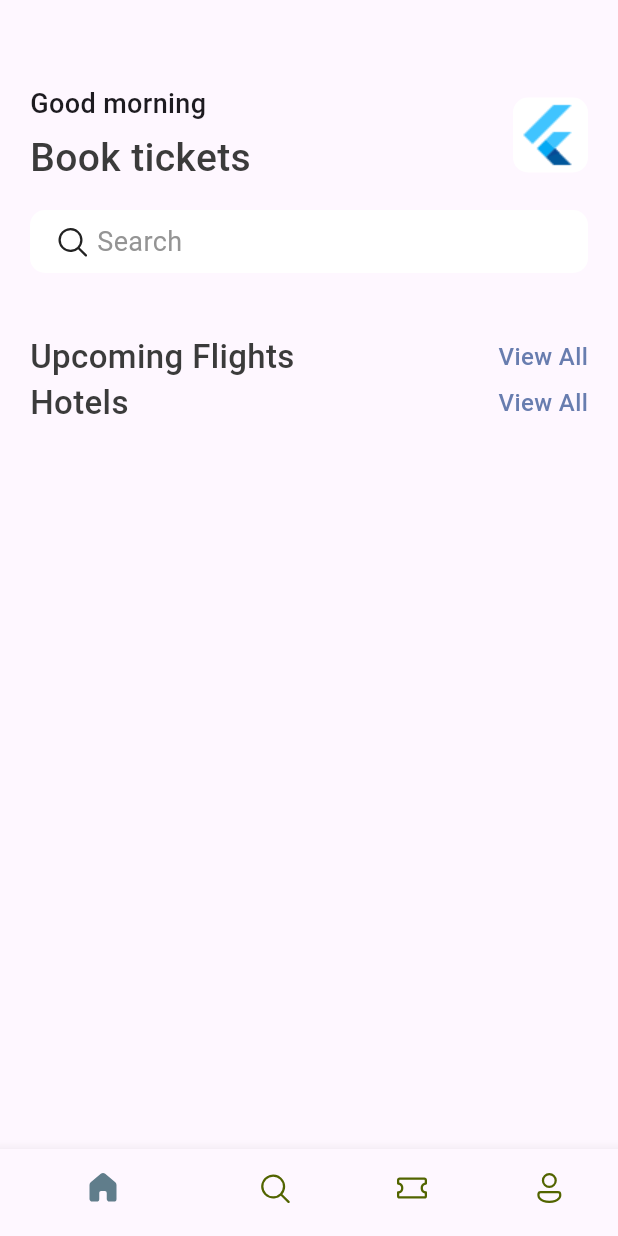
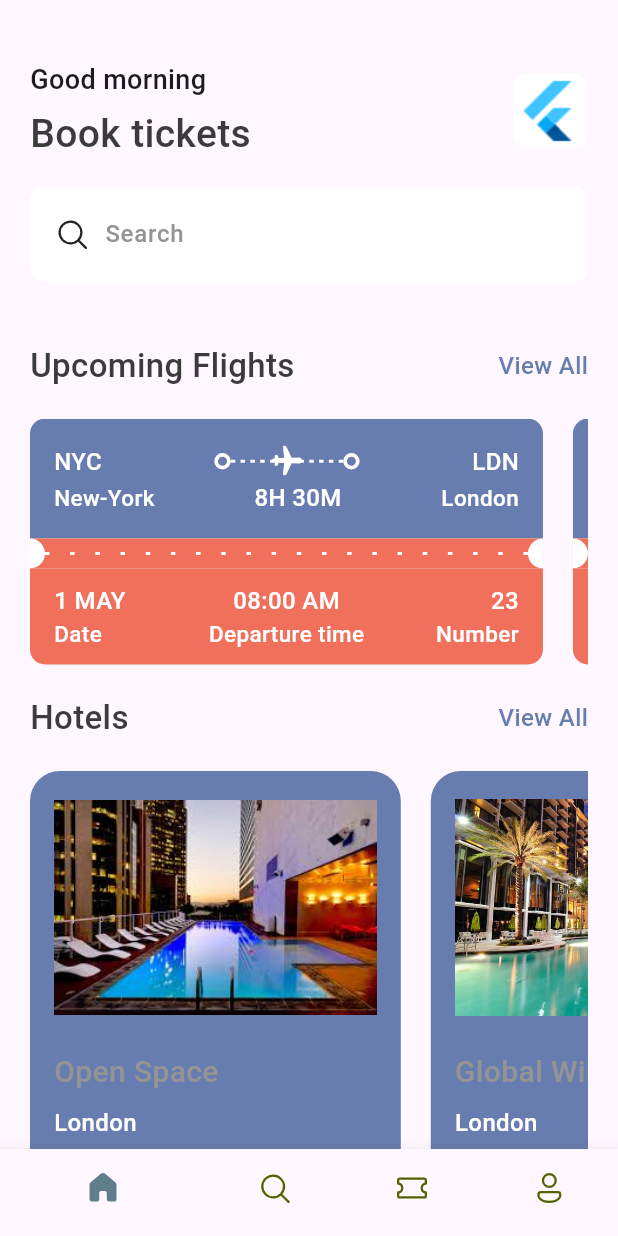
Before and after one commit to vivekkujur/Fllutter_Ticket_Booking_App, a Flutter app: the screen it shows after launch, on a phone screen of 412 x 824 dp. Run offline on Flutter 3.47's test engine with Material 3 defaults, Android fonts, the phone set to English and light mode, and no system bars; our stand-ins replace fluentui_icons.

Commit message:
UI: home page witch ticket list and  hotel list

```diff
--- /dev/null
+++ b/lib/base/all_json.dart
@@ -0,0 +1,40 @@
+List<Map<String, dynamic>> ticketList = [
+  {
+    'from': {'code': "NYC", 'name': "New-York"},
+    'to': {'code': "LDN", 'name': "London"},
+    'flying_time': '8H 30M',
+    'date': "1 MAY",
+    'departure_time': "08:00 AM",
+    "number": 23
+  },
+  {
+    'from': {'code': "DK", 'name': "Dhaka"},
+    'to': {'code': "SH", 'name': "Shanghai"},
+    'flying_time': '4H 20M',
+    'date': "10 MAY",
+    'departure_time': "09:00 AM",
+    "number": 45
+  },
+];
+
+
+List<Map<String, dynamic>> hotelList = [
+  {
+    'image': 'one.jpg',
+    'place': 'Open Space',
+    'destination': 'London',
+    'price': 25
+  },
+  {
+    'image': 'two.jpg',
+    'place': 'Global Will',
+    'destination': 'London',
+    'price': 40
+  },
+  {
+    'image': 'three.jpg',
+    'place': 'Tallest Building',
+    'destination': 'Dubai',
+    'price': 68
+  },
+];
--- a/lib/base/app_double_text.dart
+++ b/lib/base/app_double_text.dart
@@ -1,11 +1,12 @@
-import 'package:flutter/cupertino.dart';
 import 'package:flutter/material.dart';
 import 'package:flutter_app/base/res/styles/app_styles.dart';
+import 'package:flutter_app/views/all_tickets.dart';
 
 class AppDoubleText extends StatelessWidget {
-  const AppDoubleText({super.key, required this.titleTxt, required this.secTxt});
+  const AppDoubleText({super.key, required this.titleTxt, required this.secTxt, required this.navWidget});
   final String titleTxt ;
   final String secTxt;
+  final Widget navWidget;
 
   @override
   Widget build(BuildContext context) {
@@ -17,6 +18,12 @@ class AppDoubleText extends StatelessWidget {
               color: AppStyles.headerTextColor
           )),
           InkWell(onTap: (){
+            Navigator. push<void>(
+              context,
+              MaterialPageRoute<void>(
+                builder: (BuildContext context) => navWidget,
+              ),
+            );
           },child:  Text(secTxt, style: AppStyles.baseTextStyle.copyWith(
               fontSize:16,
               color: AppStyles.primaryColor
--- /dev/null
+++ b/lib/base/app_layoutbuilder_widget.dart
@@ -0,0 +1,26 @@
+import 'package:flutter/cupertino.dart';
+
+class AppLayoutbuilderWidget extends StatelessWidget {
+  const AppLayoutbuilderWidget({super.key, required this.randomDivider});
+
+  final int randomDivider;
+
+  @override
+  Widget build(BuildContext context) {
+    return LayoutBuilder(
+        builder: (BuildContext context, BoxConstraints constraints) {
+      return Flex(
+        mainAxisAlignment: MainAxisAlignment.spaceBetween,
+        direction: Axis.horizontal,
+        children: List.generate(
+            (constraints.constrainWidth() / randomDivider).floor(),
+            (index) => const SizedBox(
+                  width: 3,
+                  height: 2,
+                  child: DecoratedBox(
+                      decoration: BoxDecoration(color: CupertinoColors.white)),
+                )),
+      );
+    });
+  }
+}
--- /dev/null
+++ b/lib/base/big_dot.dart
@@ -0,0 +1,17 @@
+import 'package:flutter/material.dart';
+
+class BigDot extends StatelessWidget {
+  const BigDot({super.key});
+
+  @override
+  Widget build(BuildContext context) {
+    return Container(
+      padding: const EdgeInsets.all(3),
+      decoration: BoxDecoration(
+        borderRadius: BorderRadius.circular(20),
+        border: Border.all(width: 2.5,color: Colors.white)
+      ),
+
+    );
+  }
+}
--- a/lib/base/bottom_nav_bar.dart
+++ b/lib/base/bottom_nav_bar.dart
@@ -1,7 +1,5 @@
 import 'package:fluentui_icons/fluentui_icons.dart';
-import 'package:flutter/cupertino.dart';
 import 'package:flutter/material.dart';
-import 'package:flutter_app/base/res/styles/app_styles.dart';
 import 'package:flutter_app/views/home_screen.dart';
 
 class BottomNavBar extends StatefulWidget {
@@ -31,10 +29,8 @@ class _BottomNavBarState extends State<BottomNavBar> {
   @override
   Widget build(BuildContext context) {
     return Scaffold(
-      backgroundColor: AppStyles.backgroundColor,
 
-        appBar: AppBar(
-        ),
+
         body: appScreens[selectedIndex],
         bottomNavigationBar: BottomNavigationBar(
           currentIndex: selectedIndex,
--- /dev/null
+++ b/lib/base/hotels_view.dart
@@ -0,0 +1,45 @@
+import 'package:flutter/cupertino.dart';
+import 'package:flutter_app/base/res/media.dart';
+import 'package:flutter_app/base/res/styles/app_styles.dart';
+
+class HotelsView extends StatelessWidget {
+  const HotelsView({super.key, required this.itemjson});
+  final Map<String,dynamic> itemjson ;
+
+
+  @override
+  Widget build(BuildContext context) {
+    var size = MediaQuery.of(context).size;
+
+    return Container(
+      margin: const EdgeInsets.only(right: 20),
+      padding: const EdgeInsets.all(16),
+      width: (size.width * 0.6),
+      decoration: BoxDecoration(borderRadius: BorderRadius.circular(20),  color: AppStyles.primaryColor,
+      ),
+      child: Column(
+        crossAxisAlignment: CrossAxisAlignment.start,
+        children: [
+          Container(
+            height: 150,
+            decoration:BoxDecoration(
+              image: DecorationImage(image:  AssetImage( "${AddMedia.baseImage}/${itemjson["image"]}")
+
+              )
+            )
+          ),
+          const SizedBox(height: 20,),
+          Text(itemjson["place"],style: AppStyles.headerTextStyle3.copyWith(color: AppStyles.lightTextColor,fontSize: 20),),
+          const SizedBox(height: 8,),
+
+          Text(itemjson["destination"],style: AppStyles.baseTextStyle.copyWith(color: CupertinoColors.white),),
+          const SizedBox(height: 8,),
+
+          Text("\$${itemjson["price"]} / night",style: AppStyles.headerTextStyle3.copyWith(color: AppStyles.lightTextColor,fontSize: 24),),
+
+
+        ],
+      ),
+    );
+  }
+}
--- a/lib/base/res/media.dart
+++ b/lib/base/res/media.dart
@@ -1,6 +1,10 @@
 class  AddMedia{
 
   static const _baseImage = "assets/images";
+  static const baseImage = "assets/images";
+
   static  const logo = '$_baseImage/logo.png';
+  static  const oneHotel = '$_baseImage/one.jpg';
+  static  const twoHotel = '$_baseImage/two.jpg';
 
 }
--- a/lib/base/res/styles/app_styles.dart
+++ b/lib/base/res/styles/app_styles.dart
@@ -7,6 +7,7 @@ class AppStyles {
   static Color headerTextColor = const Color(0xff3b3b3b);
   static Color lightTextColor = const Color(0xff949494);
   static Color backgroundColor = const Color(0xffeeedf1);
+  static  Color redBackground = const Color(0xffF0705B);
 
   static TextStyle headerTextStyle1 = TextStyle(
     color: headerTextColor,
--- /dev/null
+++ b/lib/base/ticket_view.dart
@@ -0,0 +1,219 @@
+import 'package:fluentui_icons/fluentui_icons.dart';
+import 'package:flutter/material.dart';
+import 'package:flutter_app/base/app_layoutbuilder_widget.dart';
+import 'package:flutter_app/base/big_dot.dart';
+import 'package:flutter_app/base/res/styles/app_styles.dart';
+
+class TicketView extends StatelessWidget {
+  const TicketView({super.key, required this.itemjson});
+  final Map<String,dynamic> itemjson ;
+
+  @override
+  Widget build(BuildContext context) {
+    var size = MediaQuery.of(context).size;
+
+    return Container(
+      width: size.width * 0.83,
+      margin: const EdgeInsets.only(right: 20),
+      child: Column(
+        children: [
+          Container(
+            padding: const EdgeInsets.symmetric(horizontal: 16, vertical: 16),
+            decoration: BoxDecoration(
+              borderRadius: const BorderRadius.only(
+                  topLeft: Radius.circular(10), topRight: Radius.circular(10)),
+              color: AppStyles.primaryColor,
+            ),
+            child: Column(
+              children: [
+                Row(
+                  mainAxisAlignment: MainAxisAlignment.spaceBetween,
+                  children: [
+                    Text(
+                      itemjson['from']['code'],
+                      style: AppStyles.headerTextStyle3
+                          .copyWith(fontSize: 16, color: Colors.white),
+                    ),
+                    Expanded(child: Container()),
+                    const BigDot(),
+                    const Expanded(
+                        child: Stack(
+                          children: [
+                            SizedBox(
+                              height: 25,
+                              child: AppLayoutbuilderWidget(randomDivider: 6),
+                            ),
+                            Center(child: Icon(FluentSystemIcons.ic_fluent_airplane_filled,color: Colors.white,),)
+                          ],
+                        )),
+                    const BigDot(),
+                    Expanded(child: Container()),
+                    Text(
+                        itemjson['to']['code'],
+                      style: AppStyles.headerTextStyle3
+                          .copyWith(fontSize: 16, color: Colors.white),
+                    ),
+                    // Column(
+                    //   crossAxisAlignment: CrossAxisAlignment.start,
+                    //   children: [
+                    //
+                    //     Text(
+                    //       "New-York",
+                    //       style: AppStyles.headerTextStyle3
+                    //           .copyWith(fontSize: 15, color: Colors.white),
+                    //     )
+                    //   ],
+                    // ),
+                    //
+                    // Column(
+                    //   crossAxisAlignment: CrossAxisAlignment.end,
+                    //   children: [
+                    //
+                    //     Text(
+                    //       "London",
+                    //       style: AppStyles.headerTextStyle3
+                    //           .copyWith(fontSize: 15, color: Colors.white),
+                    //     )
+                    //   ],
+                    // )
+                  ],
+                ),
+                Row(
+                  mainAxisAlignment: MainAxisAlignment.spaceBetween,
+                  children: [
+
+
+                        Text(
+                itemjson['from']['name'],
+
+                          style: AppStyles.headerTextStyle3
+                              .copyWith(fontSize: 15, color: Colors.white),
+                        ),
+
+                    Text(
+                      itemjson['flying_time'],
+
+                      style: AppStyles.headerTextStyle3
+                          .copyWith(fontSize: 16, color: Colors.white),
+                    ),
+
+                        Text(
+                          itemjson['to']['name'],
+                          style: AppStyles.headerTextStyle3
+                              .copyWith(fontSize: 15, color: Colors.white),
+                        )
+
+                  ],
+                ),
+              ],
+            ),
+          ),
+          Container(
+            color: AppStyles.redBackground,
+            child: Row(
+              mainAxisAlignment: MainAxisAlignment.spaceBetween,
+              children: [
+                Container(
+                  height: 20,
+                  width: 10,
+                  decoration: const BoxDecoration(
+                      borderRadius: BorderRadius.only(
+                          topRight: Radius.circular(10),
+                          bottomRight: Radius.circular(10)),
+                      color: Colors.white),
+                ),
+                const Expanded(child: AppLayoutbuilderWidget(randomDivider: 16)),
+                Container(
+                  height: 20,
+                  width: 10,
+                  decoration: const BoxDecoration(
+                      borderRadius: BorderRadius.only(
+                          topLeft: Radius.circular(10),
+                          bottomLeft: Radius.circular(10)),
+                      color: Colors.white),
+                ),
+              ],
+            ),
+          ),
+          Container(
+            padding: const EdgeInsets.symmetric(horizontal: 16, vertical: 10),
+            decoration: BoxDecoration(
+              borderRadius: const BorderRadius.only(
+                  bottomLeft: Radius.circular(10),
+                  bottomRight: Radius.circular(10)),
+              color: AppStyles.redBackground,
+            ),
+            child: Column(
+              children: [
+                Row(
+                  mainAxisAlignment: MainAxisAlignment.spaceBetween,
+                  children: [
+                    SizedBox(
+                      width:100,
+                      child: Text(
+                        itemjson['date'],
+                        style: AppStyles.headerTextStyle3
+                            .copyWith(fontSize: 16, color: Colors.white),
+                      ),
+                    ),
+
+                    Text(
+                      itemjson['departure_time'],
+                      style: AppStyles.headerTextStyle3
+                          .copyWith(fontSize: 16, color: Colors.white),
+                    ),
+
+                    SizedBox(
+                      width:100,
+
+                      child: Text(
+                        textAlign: TextAlign.end,
+                        itemjson['number'].toString(),
+                        style: AppStyles.headerTextStyle3
+                            .copyWith(fontSize: 16, color: Colors.white),
+                      ),
+                    ),
+
+                  ],
+                ),
+                Row(
+                  mainAxisAlignment: MainAxisAlignment.spaceBetween,
+                  children: [
+
+                    SizedBox(
+                      width:100,
+                      child: Text(
+                       "Date",
+
+                        style: AppStyles.headerTextStyle3
+                            .copyWith(fontSize: 15, color: Colors.white),
+                      ),
+                    ),
+                    Text(
+                      "Departure time",
+                      style: AppStyles.headerTextStyle3
+                          .copyWith(fontSize: 15, color: Colors.white,),
+
+                    ),
+
+
+                    SizedBox(
+                      width: 100,
+                      child: Text(
+                       "Number",
+                        textAlign: TextAlign.end,
+                        style: AppStyles.headerTextStyle3
+                            .copyWith(fontSize: 15, color: Colors.white),
+                      ),
+                    )
+
+                  ],
+                ),
+              ],
+            ),
+          ),
+        ],
+      ),
+    );
+  }
+}
--- /dev/null
+++ b/lib/views/all_hotels.dart
@@ -0,0 +1,25 @@
+import 'package:flutter/material.dart';
+import 'package:flutter_app/base/all_json.dart';
+import 'package:flutter_app/base/hotels_view.dart';
+
+class AllHotels extends StatelessWidget {
+  const AllHotels({super.key});
+
+  @override
+  Widget build(BuildContext context) {
+    return  Scaffold(
+      appBar: AppBar(
+        title: const Text("All Hotels"),
+      ),
+      body: ListView(
+        children: [
+          SingleChildScrollView(
+            child: Column(
+              children: hotelList.map((item) => Container(margin:const EdgeInsets.only(bottom: 20),child: HotelsView(itemjson: item,))).toList(),
+            ),
+          )
+        ],
+      ),
+    );
+  }
+}
--- /dev/null
+++ b/lib/views/all_tickets.dart
@@ -0,0 +1,25 @@
+import 'package:flutter/material.dart';
+import 'package:flutter_app/base/all_json.dart';
+import 'package:flutter_app/base/ticket_view.dart';
+
+class AllTickets extends StatelessWidget {
+  const AllTickets({super.key});
+
+  @override
+  Widget build(BuildContext context) {
+    return Scaffold(
+      appBar: AppBar(
+        title: const Text("All tickets"),
+      ),
+      body: ListView(
+        children: [
+          SingleChildScrollView(
+            child: Column(
+              children: ticketList.map((item) => Container(margin:const EdgeInsets.only(bottom: 20),child: TicketView(itemjson: item,))).toList(),
+            ),
+          )
+        ],
+      ),
+    );
+  }
+}
--- a/lib/views/home_screen.dart
+++ b/lib/views/home_screen.dart
@@ -1,8 +1,12 @@
 import 'package:fluentui_icons/fluentui_icons.dart';
-import 'package:flutter/cupertino.dart';
 import 'package:flutter/material.dart';
+import 'package:flutter_app/base/all_json.dart';
 import 'package:flutter_app/base/app_double_text.dart';
+import 'package:flutter_app/base/hotels_view.dart';
 import 'package:flutter_app/base/res/styles/app_styles.dart';
+import 'package:flutter_app/base/ticket_view.dart';
+import 'package:flutter_app/views/all_hotels.dart';
+import 'package:flutter_app/views/all_tickets.dart';
 
 import '../base/res/media.dart';
 
@@ -18,6 +22,7 @@ class HomeScreen extends StatelessWidget {
             padding: const EdgeInsets.symmetric(horizontal: 20),
             child: Column(
               children: [
+                const SizedBox(height: 40),
                 Row(
                   mainAxisAlignment: MainAxisAlignment.spaceBetween,
                   children: [
@@ -37,43 +42,99 @@ class HomeScreen extends StatelessWidget {
                       decoration: BoxDecoration(
                           borderRadius: BorderRadius.circular(10),
                           color: Colors.white,
-                          image: const DecorationImage(image: AssetImage(AddMedia.logo))),
+                          image: const DecorationImage(
+                              image: AssetImage(AddMedia.logo))),
                     )
                   ],
                 ),
-                SizedBox(height: 16,),
+                const SizedBox(
+                  height: 16,
+                ),
                 Container(
-                  padding: EdgeInsets.symmetric(horizontal: 16,vertical: 8),
-
-                  decoration: BoxDecoration(borderRadius: BorderRadius.circular(10) , color:  Colors.white),
+                  padding:
+                      const EdgeInsets.symmetric(horizontal: 16, vertical: 8),
+                  decoration: BoxDecoration(
+                      borderRadius: BorderRadius.circular(10),
+                      color: Colors.white),
                   child: Row(
                     children: [
-                      Icon(FluentSystemIcons.ic_fluent_search_regular),
-                      Text(" Search", style: AppStyles.lightTextStyle4,)
+                      const Icon(FluentSystemIcons.ic_fluent_search_regular),
+
+                      const SizedBox(
+                        width: 10,
+                      ),
+                      Expanded(
+                          child: TextField(
+                        obscureText: false,
+                        decoration: InputDecoration(
+                            hintText: "Search",
+                            hintStyle: AppStyles.baseTextStyle,
+                            border: InputBorder.none),
+                      ))
+                      // Text(
+                      //   " Search",
+                      //   style: AppStyles.lightTextStyle4,
+                      // )
                     ],
                   ),
                 ),
-                SizedBox(height:40,),
-                AppDoubleText(titleTxt: "Upcoming Flights", secTxt: "View All",),
-                Container(
-                    child: const Column(children: [
-                      Row(
-                        mainAxisAlignment: MainAxisAlignment.spaceBetween,
-                        children: [
-                        ],
-                      ),
+                const SizedBox(
+                  height: 40,
+                ),
+                const AppDoubleText(
+                  titleTxt: "Upcoming Flights",
+                  secTxt: "View All",
+                  navWidget: AllTickets(),
+                ),
+                const SizedBox(
+                  height: 20,
+                ),
+                SingleChildScrollView(
+                  scrollDirection: Axis.horizontal,
+                  child: Row(
+                    children: ticketList
+                        .take(2)
+                        .map((item) => TicketView(
+                              itemjson: item,
+                            ))
+                        .toList(),
+                  ),
+                ),
+                // SizedBox(
+                //   height: 200,
+                //   child: ListView.builder(
+                //       itemCount: 2,
+                //       scrollDirection: Axis.horizontal,
+                //       itemBuilder: (context,index){
+                //     return  TicketView();
+                //   }),
+                // ),
 
+                const SizedBox(
+                  height: 20,
+                ),
 
-                    ],)),
-                AppDoubleText(titleTxt: "Hotels", secTxt: "View All",),
-
+                const AppDoubleText(
+                  titleTxt: "Hotels",
+                  secTxt: "View All",
+                  navWidget: AllHotels(),
+                ),
+                const SizedBox(
+                  height: 20,
+                ),
+                SingleChildScrollView(
+                  scrollDirection: Axis.horizontal,
+                  child: Row(
+                    children: hotelList
+                        .take(2)
+                        .map((item) => HotelsView(itemjson: item))
+                        .toList(),
+                  ),
+                ),
+                const SizedBox(height: 40),
               ],
             ),
           ),
-
-
-
-
         ],
       ),
     );
```
Also changed, not shown: assets/images/one.jpg (added), assets/images/three.jpg (added), assets/images/two.jpg (added).
